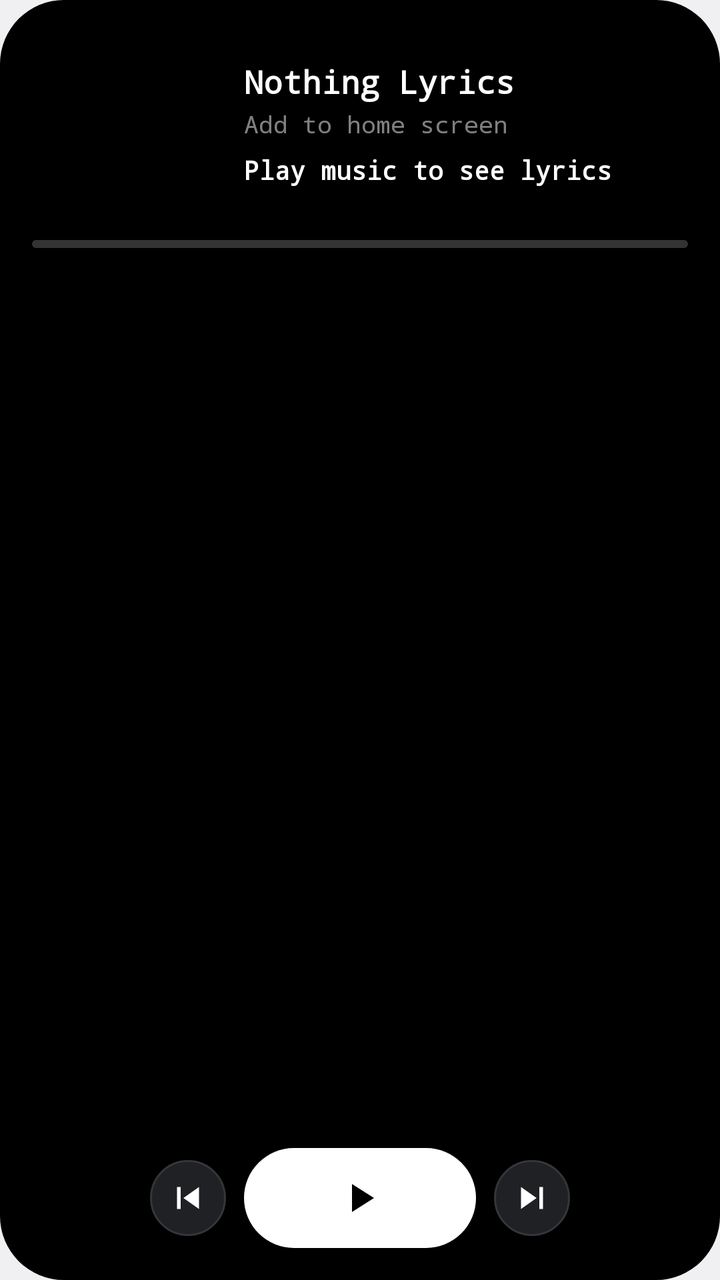
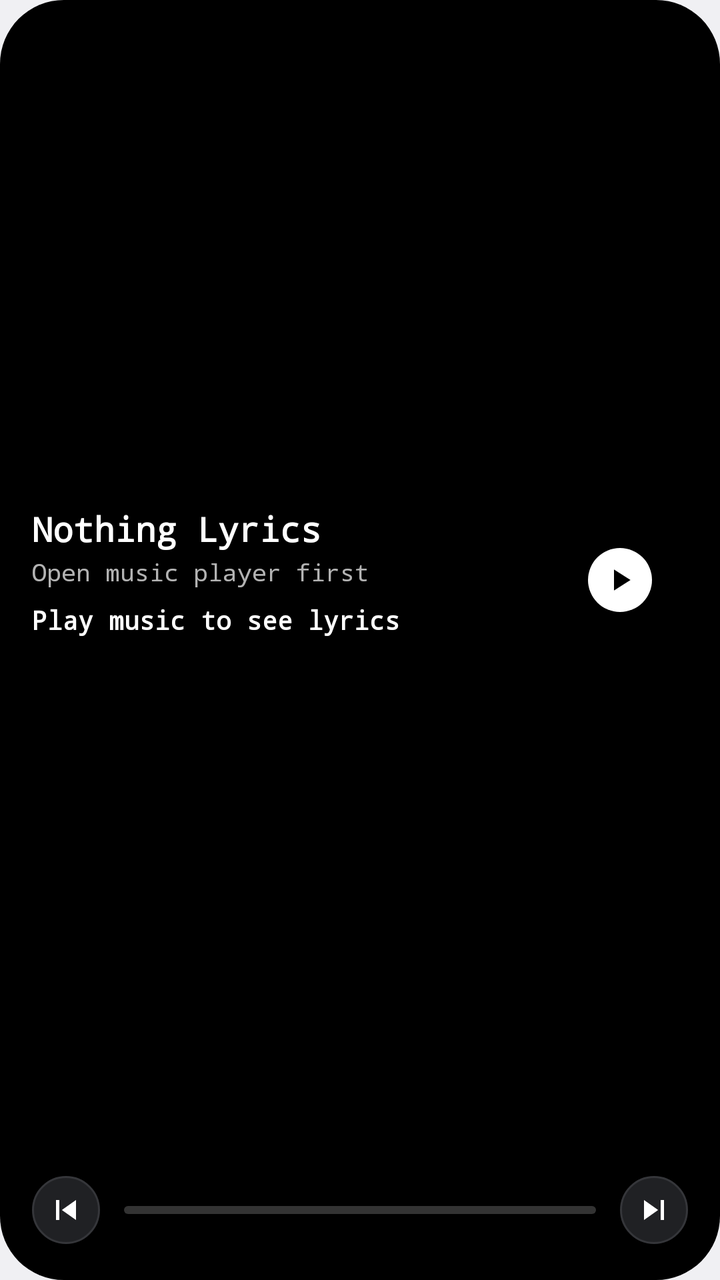

Compare the two renders of this Android layout. The source of the first and the diff that turns it into the second are given below.
<!-- AndroidManifest.xml: application theme android:Theme.DeviceDefault.Light.NoActionBar -->
<!-- res/layout/widget_player.xml -->
<?xml version="1.0" encoding="utf-8"?>
<LinearLayout xmlns:android="http://schemas.android.com/apk/res/android"
    android:layout_width="match_parent"
    android:layout_height="match_parent"
    android:orientation="vertical"
    android:background="@drawable/widget_background"
    android:padding="16dp">

    
    <LinearLayout
        android:layout_width="match_parent"
        android:layout_height="wrap_content"
        android:orientation="horizontal"
        android:gravity="center_vertical">

        <ImageView
            android:id="@+id/widget_player_disc"
            android:layout_width="92dp"
            android:layout_height="92dp"
            android:contentDescription="Album art"
            android:scaleType="fitXY" />

        <LinearLayout
            android:layout_width="0dp"
            android:layout_height="wrap_content"
            android:layout_weight="1"
            android:orientation="vertical"
            android:layout_marginStart="14dp">

            <TextView
                android:id="@+id/widget_title"
                android:layout_width="match_parent"
                android:layout_height="wrap_content"
                android:ellipsize="end"
                android:fontFamily="monospace"
                android:singleLine="true"
                android:text="Nothing Lyrics"
                android:textColor="#FFFFFF"
                android:textSize="16sp"
                android:textStyle="bold" />

            <TextView
                android:id="@+id/widget_artist"
                android:layout_width="match_parent"
                android:layout_height="wrap_content"
                android:ellipsize="end"
                android:fontFamily="monospace"
                android:singleLine="true"
                android:text="Add to home screen"
                android:textColor="#80FFFFFF"
                android:textSize="12sp"
                android:layout_marginTop="2dp" />

            <TextView
                android:id="@+id/widget_lyric_line1"
                android:layout_width="match_parent"
                android:layout_height="wrap_content"
                android:ellipsize="end"
                android:fontFamily="monospace"
                android:maxLines="2"
                android:text="Play music to see lyrics"
                android:textColor="#FFFFFF"
                android:textSize="13sp"
                android:textStyle="bold"
                android:layout_marginTop="6dp" />
        </LinearLayout>
    </LinearLayout>

    <ProgressBar
        android:id="@+id/widget_player_progress"
        style="@android:style/Widget.ProgressBar.Horizontal"
        android:layout_width="match_parent"
        android:layout_height="4dp"
        android:layout_marginTop="12dp"
        android:indeterminate="false"
        android:max="10000"
        android:progress="0"
        android:progressDrawable="@drawable/widget_progress" />

    
    <LinearLayout
        android:layout_width="match_parent"
        android:layout_height="0dp"
        android:layout_weight="1" />

    
    <LinearLayout
        android:layout_width="match_parent"
        android:layout_height="wrap_content"
        android:orientation="horizontal"
        android:gravity="center"
        android:paddingTop="10dp">

        <ImageButton
            android:id="@+id/widget_player_prev"
            android:layout_width="38dp"
            android:layout_height="38dp"
            android:background="@drawable/widget_button_background"
            android:contentDescription="Previous"
            android:padding="8dp"
            android:scaleType="centerInside"
            android:src="@drawable/ic_widget_prev" />

        <ImageButton
            android:id="@+id/widget_player_play_pause"
            android:layout_width="116dp"
            android:layout_height="50dp"
            android:layout_marginStart="9dp"
            android:layout_marginEnd="9dp"
            android:background="@drawable/widget_button_primary"
            android:contentDescription="Play or pause"
            android:padding="13dp"
            android:scaleType="centerInside"
            android:src="@drawable/ic_widget_play" />

        <ImageButton
            android:id="@+id/widget_player_next"
            android:layout_width="38dp"
            android:layout_height="38dp"
            android:background="@drawable/widget_button_background"
            android:contentDescription="Next"
            android:padding="8dp"
            android:scaleType="centerInside"
            android:src="@drawable/ic_widget_next" />
    </LinearLayout>

</LinearLayout>
<!-- resources referenced by this layout -->
<resources>
  <!-- drawable ic_widget_next (drawable) -->
  <?xml version="1.0" encoding="utf-8"?>
  <vector xmlns:android="http://schemas.android.com/apk/res/android"
      android:width="24dp"
      android:height="24dp"
      android:viewportWidth="24"
      android:viewportHeight="24">
      <path
          android:fillColor="#FFFFFFFF"
          android:pathData="M6,18l8.5,-6L6,6v12zM16,6v12h2L18,6h-2z" />
  </vector>
  <!-- drawable ic_widget_play (drawable) -->
  <?xml version="1.0" encoding="utf-8"?>
  <vector xmlns:android="http://schemas.android.com/apk/res/android"
      android:width="24dp"
      android:height="24dp"
      android:viewportWidth="24"
      android:viewportHeight="24">
      <path
          android:fillColor="#FF000000"
          android:pathData="M8,5v14l11,-7z" />
  </vector>
  <!-- drawable ic_widget_prev (drawable) -->
  <?xml version="1.0" encoding="utf-8"?>
  <vector xmlns:android="http://schemas.android.com/apk/res/android"
      android:width="24dp"
      android:height="24dp"
      android:viewportWidth="24"
      android:viewportHeight="24">
      <path
          android:fillColor="#FFFFFFFF"
          android:pathData="M6,6h2v12L6,18L6,6zM9.5,12l8.5,6L18,6l-8.5,6z" />
  </vector>
  <!-- drawable widget_background (drawable) -->
  <?xml version="1.0" encoding="utf-8"?>
  <shape xmlns:android="http://schemas.android.com/apk/res/android"
      android:shape="rectangle">
      
      <solid android:color="#FF000000" />
      <corners android:radius="32dp" />
  </shape>
  <!-- drawable widget_button_background (drawable) -->
  <?xml version="1.0" encoding="utf-8"?>
  <shape xmlns:android="http://schemas.android.com/apk/res/android"
      android:shape="oval">
      <solid android:color="#FF202124" />
      <stroke
          android:width="1dp"
          android:color="#FF35363A" />
  </shape>
  <!-- drawable widget_button_primary (drawable) -->
  <?xml version="1.0" encoding="utf-8"?>
  <shape xmlns:android="http://schemas.android.com/apk/res/android"
      android:shape="rectangle">
      <solid android:color="#FFFFFFFF" />
      <corners android:radius="25dp" />
  </shape>
  <!-- drawable widget_progress (drawable) -->
  <?xml version="1.0" encoding="utf-8"?>
  <layer-list xmlns:android="http://schemas.android.com/apk/res/android">
      <item android:id="@android:id/background">
          <shape android:shape="rectangle">
              <solid android:color="#33FFFFFF" />
              <corners android:radius="2dp" />
          </shape>
      </item>
      <item android:id="@android:id/progress">
          <clip>
              <shape android:shape="rectangle">
                  <solid android:color="#FFFFFFFF" />
                  <corners android:radius="2dp" />
              </shape>
          </clip>
      </item>
  </layer-list>
</resources>

<!-- the commit's change to res/layout/widget_player.xml (unified diff, before → after) -->
@@ -1,127 +1,124 @@
 <?xml version="1.0" encoding="utf-8"?>
-<LinearLayout xmlns:android="http://schemas.android.com/apk/res/android"
+<FrameLayout xmlns:android="http://schemas.android.com/apk/res/android"
+    android:id="@+id/widget_player_root"
     android:layout_width="match_parent"
     android:layout_height="match_parent"
-    android:orientation="vertical"
     android:background="@drawable/widget_background"
     android:padding="16dp">
+
+    <LinearLayout
+        android:layout_width="match_parent"
+        android:layout_height="wrap_content"
+        android:layout_gravity="start|center_vertical"
+        android:layout_marginEnd="86dp"
+        android:layout_marginBottom="34dp"
+        android:orientation="vertical">
+
+        <TextView
+            android:id="@+id/widget_title"
+            android:layout_width="match_parent"
+            android:layout_height="wrap_content"
+            android:ellipsize="end"
+            android:fontFamily="monospace"
+            android:singleLine="true"
+            android:text="Nothing Lyrics"
+            android:textColor="#FFFFFFFF"
+            android:textSize="17sp"
+            android:textStyle="bold" />
+
+        <TextView
+            android:id="@+id/widget_artist"
+            android:layout_width="match_parent"
+            android:layout_height="wrap_content"
+            android:layout_marginTop="2dp"
+            android:ellipsize="end"
+            android:fontFamily="monospace"
+            android:singleLine="true"
+            android:text="Open music player first"
+            android:textColor="#B3FFFFFF"
+            android:textSize="12sp" />
+
+        <TextView
+            android:id="@+id/widget_lyric_line1"
+            android:layout_width="match_parent"
+            android:layout_height="wrap_content"
+            android:layout_marginTop="7dp"
+            android:ellipsize="end"
+            android:fontFamily="monospace"
+            android:maxLines="2"
+            android:text="Play music to see lyrics"
+            android:textColor="#FFFFFFFF"
+            android:textSize="13sp"
+            android:textStyle="bold" />
+    </LinearLayout>
+
+    <FrameLayout
+        android:id="@+id/widget_player_disc_button"
+        android:layout_width="68dp"
+        android:layout_height="68dp"
+        android:layout_gravity="end|center_vertical"
+        android:layout_marginBottom="30dp"
+        android:contentDescription="Play or pause">
+
+        <ImageView
+            android:id="@+id/widget_player_disc"
+            android:layout_width="match_parent"
+            android:layout_height="match_parent"
+            android:contentDescription="Spinning play or pause disc"
+            android:scaleType="fitXY" />
+
+        <ImageView
+            android:id="@+id/widget_player_play_pause"
+            android:layout_width="32dp"
+            android:layout_height="32dp"
+            android:layout_gravity="center"
+            android:background="@drawable/widget_button_primary"
+            android:contentDescription="Play or pause"
+            android:padding="7dp"
+            android:scaleType="centerInside"
+            android:src="@drawable/ic_widget_play" />
+    </FrameLayout>
 
     
     <LinearLayout
         android:layout_width="match_parent"
-        android:layout_height="wrap_content"
-        android:orientation="horizontal"
-        android:gravity="center_vertical">
-
-        <ImageView
-            android:id="@+id/widget_player_disc"
-            android:layout_width="92dp"
-            android:layout_height="92dp"
-            android:contentDescription="Album art"
-            android:scaleType="fitXY" />
-
-        <LinearLayout
-            android:layout_width="0dp"
-            android:layout_height="wrap_content"
-            android:layout_weight="1"
-            android:orientation="vertical"
-            android:layout_marginStart="14dp">
-
-            <TextView
-                android:id="@+id/widget_title"
-                android:layout_width="match_parent"
-                android:layout_height="wrap_content"
-                android:ellipsize="end"
-                android:fontFamily="monospace"
-                android:singleLine="true"
-                android:text="Nothing Lyrics"
-                android:textColor="#FFFFFF"
-                android:textSize="16sp"
-                android:textStyle="bold" />
-
-            <TextView
-                android:id="@+id/widget_artist"
-                android:layout_width="match_parent"
-                android:layout_height="wrap_content"
-                android:ellipsize="end"
-                android:fontFamily="monospace"
-                android:singleLine="true"
-                android:text="Add to home screen"
-                android:textColor="#80FFFFFF"
-                android:textSize="12sp"
-                android:layout_marginTop="2dp" />
-
-            <TextView
-                android:id="@+id/widget_lyric_line1"
-                android:layout_width="match_parent"
-                android:layout_height="wrap_content"
-                android:ellipsize="end"
-                android:fontFamily="monospace"
-                android:maxLines="2"
-                android:text="Play music to see lyrics"
-                android:textColor="#FFFFFF"
-                android:textSize="13sp"
-                android:textStyle="bold"
-                android:layout_marginTop="6dp" />
-        </LinearLayout>
-    </LinearLayout>
-
-    <ProgressBar
-        android:id="@+id/widget_player_progress"
-        style="@android:style/Widget.ProgressBar.Horizontal"
-        android:layout_width="match_parent"
-        android:layout_height="4dp"
-        android:layout_marginTop="12dp"
-        android:indeterminate="false"
-        android:max="10000"
-        android:progress="0"
-        android:progressDrawable="@drawable/widget_progress" />
-
-    
-    <LinearLayout
-        android:layout_width="match_parent"
-        android:layout_height="0dp"
-        android:layout_weight="1" />
-
-    
-    <LinearLayout
-        android:layout_width="match_parent"
-        android:layout_height="wrap_content"
-        android:orientation="horizontal"
-        android:gravity="center"
-        android:paddingTop="10dp">
+        android:layout_height="38dp"
+        android:layout_gravity="bottom"
+        android:gravity="center_vertical"
+        android:orientation="horizontal">
 
         <ImageButton
             android:id="@+id/widget_player_prev"
-            android:layout_width="38dp"
-            android:layout_height="38dp"
+            android:layout_width="34dp"
+            android:layout_height="34dp"
             android:background="@drawable/widget_button_background"
             android:contentDescription="Previous"
-            android:padding="8dp"
+            android:padding="7dp"
             android:scaleType="centerInside"
             android:src="@drawable/ic_widget_prev" />
 
-        <ImageButton
-            android:id="@+id/widget_player_play_pause"
-            android:layout_width="116dp"
-            android:layout_height="50dp"
-            android:layout_marginStart="9dp"
-            android:layout_marginEnd="9dp"
-            android:background="@drawable/widget_button_primary"
-            android:contentDescription="Play or pause"
-            android:padding="13dp"
-            android:scaleType="centerInside"
-            android:src="@drawable/ic_widget_play" />
+        <ProgressBar
+            android:id="@+id/widget_player_progress"
+            style="@android:style/Widget.ProgressBar.Horizontal"
+            android:layout_width="0dp"
+            android:layout_height="4dp"
+            android:layout_marginStart="12dp"
+            android:layout_marginEnd="12dp"
+            android:layout_weight="1"
+            android:indeterminate="false"
+            android:max="10000"
+            android:progress="0"
+            android:progressDrawable="@drawable/widget_progress" />
 
         <ImageButton
             android:id="@+id/widget_player_next"
-            android:layout_width="38dp"
-            android:layout_height="38dp"
+            android:layout_width="34dp"
+            android:layout_height="34dp"
             android:background="@drawable/widget_button_background"
             android:contentDescription="Next"
-            android:padding="8dp"
+            android:padding="7dp"
             android:scaleType="centerInside"
             android:src="@drawable/ic_widget_next" />
     </LinearLayout>
 
-</LinearLayout>
+</FrameLayout>
<!-- resource entries referenced after the edit -->
@@ -53,9 +53,8 @@
   <!-- drawable widget_button_primary (drawable) -->
   <?xml version="1.0" encoding="utf-8"?>
   <shape xmlns:android="http://schemas.android.com/apk/res/android"
-      android:shape="rectangle">
+      android:shape="oval">
       <solid android:color="#FFFFFFFF" />
-      <corners android:radius="25dp" />
   </shape>
   <!-- drawable widget_progress (drawable) -->
   <?xml version="1.0" encoding="utf-8"?>
